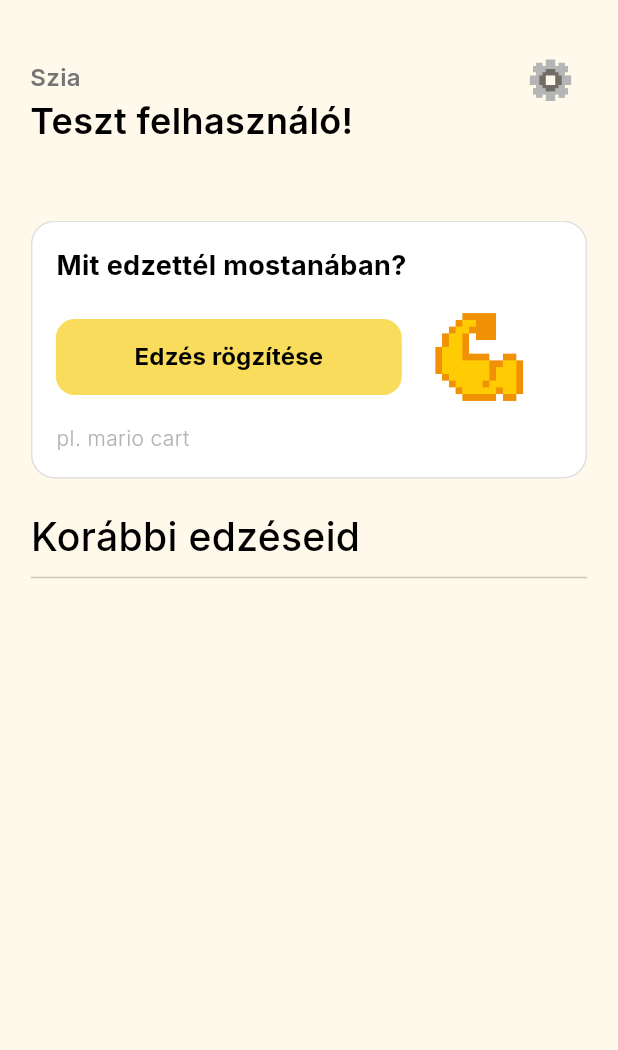
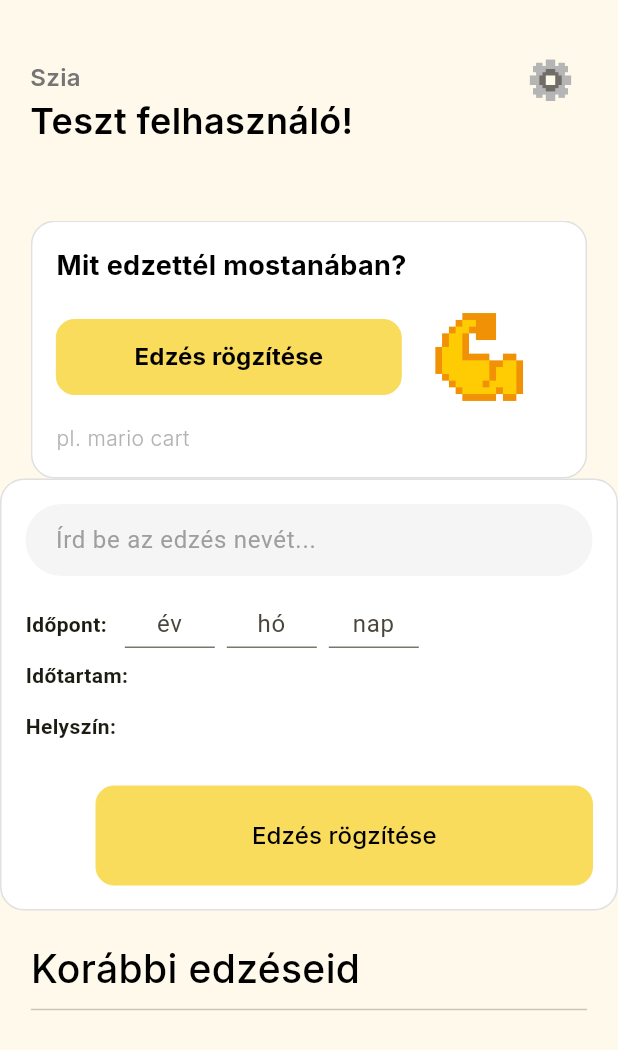
Before and after one commit to T0liver/recout, a Flutter app: the screen it shows after launch, on a phone screen of 412 x 824 dp. Shown: the top 1050 px of the screen. Run offline on Flutter 3.47's test engine with Material 3 defaults, Android fonts, the phone set to English and light mode, and no system bars.

Commit message:
Created input workout card

```diff
--- a/lib/cards.dart
+++ b/lib/cards.dart
@@ -1,6 +1,7 @@
 import "package:flutter/material.dart";
 import "package:recout/button.dart";
 import "package:recout/l10n/l10n.dart";
+import "package:recout/labels.dart";
 import "package:recout/texts.dart";
 
 class RecWorkoutCard extends StatelessWidget {
@@ -77,3 +78,98 @@ class RecWorkoutCard extends StatelessWidget {
     );
   }
 }
+
+class InputWorkoutCard extends StatefulWidget {
+  const InputWorkoutCard({super.key});
+
+  @override
+  State<InputWorkoutCard> createState() => _InputWorkoutCardState();
+}
+
+class _InputWorkoutCardState extends State<InputWorkoutCard> {
+  final TextEditingController nameController = TextEditingController();
+  final TextEditingController locationController = TextEditingController();
+
+  final TextEditingController yearController = TextEditingController();
+  final TextEditingController monthController = TextEditingController();
+  final TextEditingController dayController = TextEditingController();
+
+  final TextEditingController durationController = TextEditingController();
+  String duration = '';
+
+  void getWorkoutData() {
+    debugPrint('Edzés neve: ${nameController.text}');
+    debugPrint('Időpont: ${yearController.text}.${monthController.text}.${dayController.text}.');
+    debugPrint('Időtartam: ${durationController.text} $duration');
+    debugPrint('Helyszín: ${locationController.text}');
+  }
+
+  @override
+  Widget build(BuildContext context) {
+    final l10n = L10n.of(context)!;
+    return Container(
+      padding: const EdgeInsets.all(16),
+      decoration: BoxDecoration(
+        color: Colors.white,
+        borderRadius: BorderRadius.circular(16),
+        border: Border.all(color: Colors.grey.shade300),
+      ),
+      child: Column(
+        crossAxisAlignment: CrossAxisAlignment.start,
+        children: [
+          BoxInputLabel(controller: nameController, placeholder: l10n.inputworkout,),
+          const SizedBox(height: 16),
+
+          Row(
+            crossAxisAlignment: CrossAxisAlignment.center,
+            children: [
+              const Text('Időpont:', style: TextStyle(fontWeight: FontWeight.bold)),
+              const SizedBox(width: 12),
+              NumberInputLabel(controller: yearController, placeholder: "év",),
+              const SizedBox(width: 8),
+              NumberInputLabel(controller: monthController, placeholder: "hó",),
+              const SizedBox(width: 8),
+              NumberInputLabel(controller: dayController, placeholder: "nap",),
+              const Spacer(),
+            ],
+          ),
+          const SizedBox(height: 8),
+
+          Row(
+            crossAxisAlignment: CrossAxisAlignment.center,
+            children: [
+              const Text('Időtartam:', style: TextStyle(fontWeight: FontWeight.bold)),
+              const SizedBox(width: 12),
+              // DurationChooser(duration: duration),
+            ]
+          ),
+          const SizedBox(width: 8),
+          Row(
+            children: [
+              const Text('Helyszín:', style: TextStyle(fontWeight: FontWeight.bold)),
+              const SizedBox(width: 12),
+              StringInputLabel(controller: locationController, placeholder: "Helyszín",),
+            ],
+          ),
+
+          const SizedBox(height: 16),
+
+          Align(
+            alignment: Alignment.centerRight,
+            child: Button(
+              text: 'Edzés rögzítése',
+              style: const TextStyle(
+                  fontFamily: 'Inter',
+                  fontWeight: FontWeight.w500,
+                  fontSize: 16,
+                  color: Colors.black
+              ),
+              padding: const EdgeInsets.symmetric(horizontal: 16, vertical: 12),
+              onPressed: () => getWorkoutData(),
+            ),
+          ),
+        ],
+      ),
+    );
+  }
+}
--- a/lib/home_page.dart
+++ b/lib/home_page.dart
@@ -38,6 +38,7 @@ class HomePage extends StatelessWidget {
           // Spacer(flex: 1,),
           SizedBox(height: 50,),
           RecWorkoutCard(),
+          InputWorkoutCard(),
           SizedBox(height: 20,),
           PrevWorksTitle(),
         ],
```
